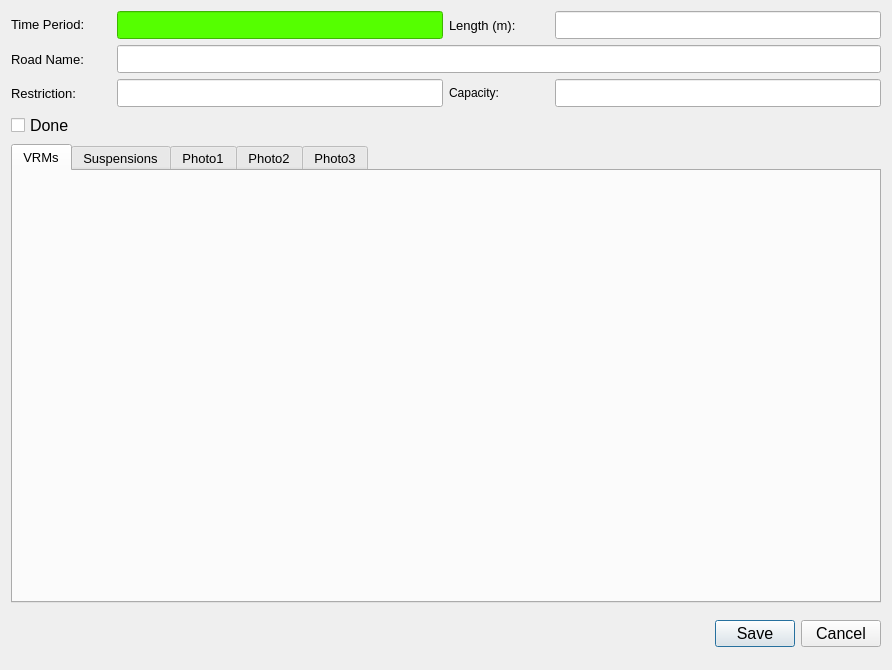
First picture: the form in ui/VRM_Demand_dialog_base.ui, repository tlh22/demandForm, before the edit.
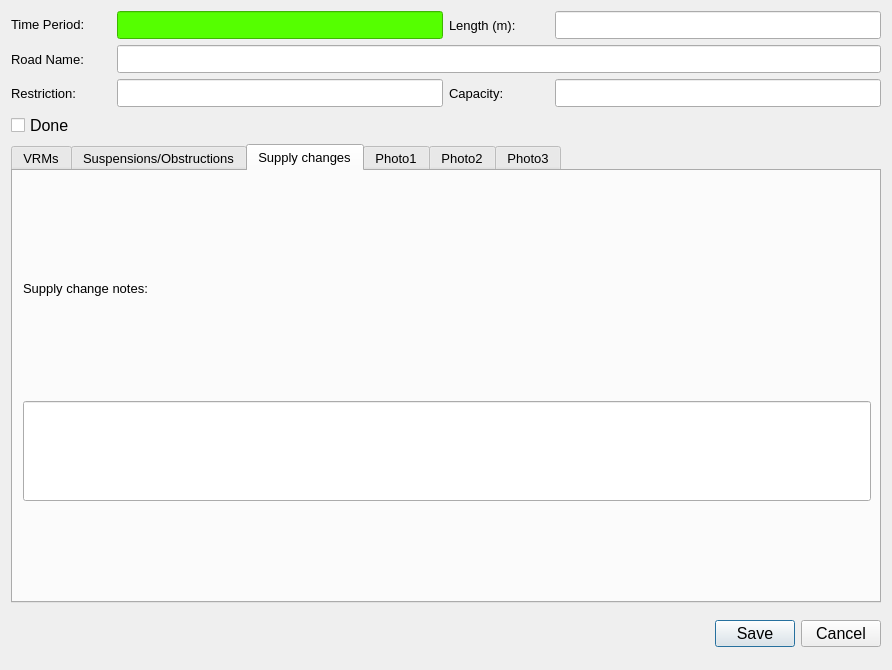
Second picture: the form after the edit. The open tabs and pages were chosen to show the change.

Patch:
```diff
--- a/ui/VRM_Demand_dialog_base.ui
+++ b/ui/VRM_Demand_dialog_base.ui
@@ -114,7 +114,7 @@
        </widget>
        <widget class="QWidget" name="Suspension_Details">
         <attribute name="title">
-         <string>Suspensions</string>
+         <string>Suspensions/Obstructions</string>
         </attribute>
         <layout class="QGridLayout" name="gridLayout_2">
          <item row="2" column="1" colspan="3">
@@ -265,6 +265,61 @@
          </item>
         </layout>
        </widget>
+       <widget class="QWidget" name="SupplyChanges_Details">
+        <attribute name="title">
+         <string>Supply changes</string>
+        </attribute>
+        <widget class="QLineEdit" name="SupplyChangesNotes">
+         <property name="geometry">
+          <rect>
+           <x>10</x>
+           <y>230</y>
+           <width>848</width>
+           <height>100</height>
+          </rect>
+         </property>
+         <property name="minimumSize">
+          <size>
+           <width>0</width>
+           <height>100</height>
+          </size>
+         </property>
+         <property name="font">
+          <font>
+           <family>Arial</family>
+           <pointsize>10</pointsize>
+          </font>
+         </property>
+         <property name="focusPolicy">
+          <enum>Qt::ClickFocus</enum>
+         </property>
+         <property name="alignment">
+          <set>Qt::AlignLeading|Qt::AlignLeft|Qt::AlignTop</set>
+         </property>
+        </widget>
+        <widget class="QLabel" name="Supply_Changes_Label">
+         <property name="geometry">
+          <rect>
+           <x>10</x>
+           <y>10</y>
+           <width>543</width>
+           <height>214</height>
+          </rect>
+         </property>
+         <property name="mouseTracking">
+          <bool>true</bool>
+         </property>
+         <property name="acceptDrops">
+          <bool>true</bool>
+         </property>
+         <property name="text">
+          <string>Supply change notes:</string>
+         </property>
+         <property name="wordWrap">
+          <bool>true</bool>
+         </property>
+        </widget>
+       </widget>
        <widget class="QWidget" name="Photos_01">
         <attribute name="title">
          <string>Photo1</string>
@@ -520,6 +575,12 @@
        </item>
        <item row="2" column="2">
         <widget class="QLabel" name="label_4">
+         <property name="font">
+          <font>
+           <family>Arial</family>
+           <pointsize>10</pointsize>
+          </font>
+         </property>
          <property name="text">
           <string>Capacity:</string>
          </property>
```
Left out of the diff: 188 changed lines with no effect on the pictures.
